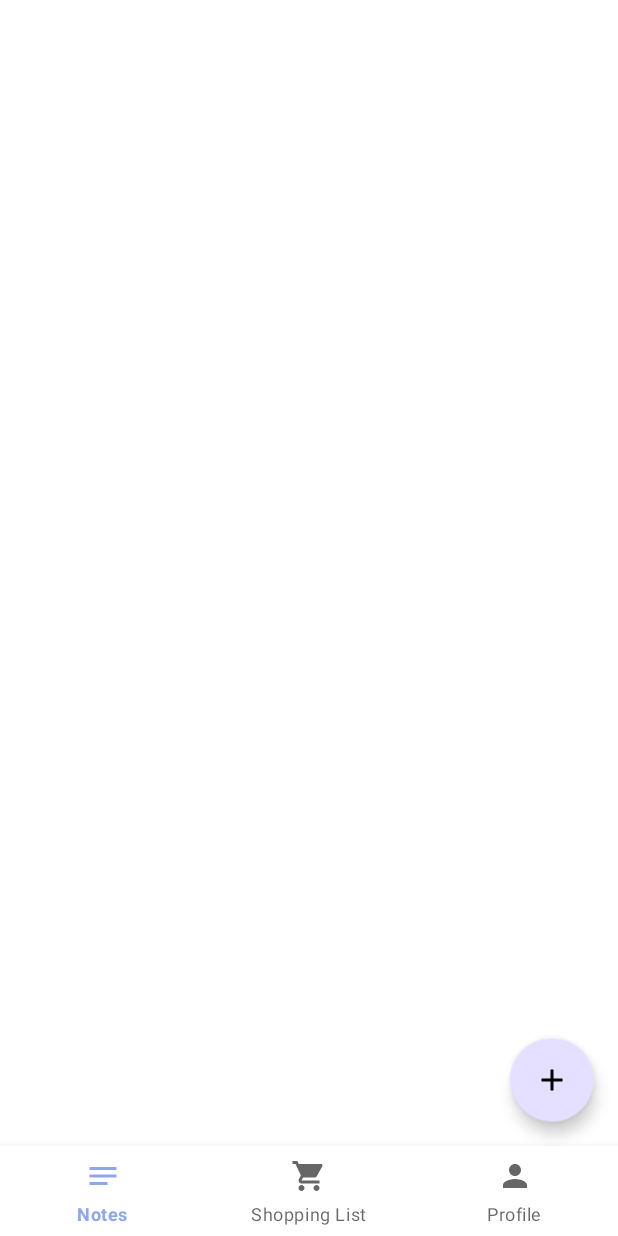
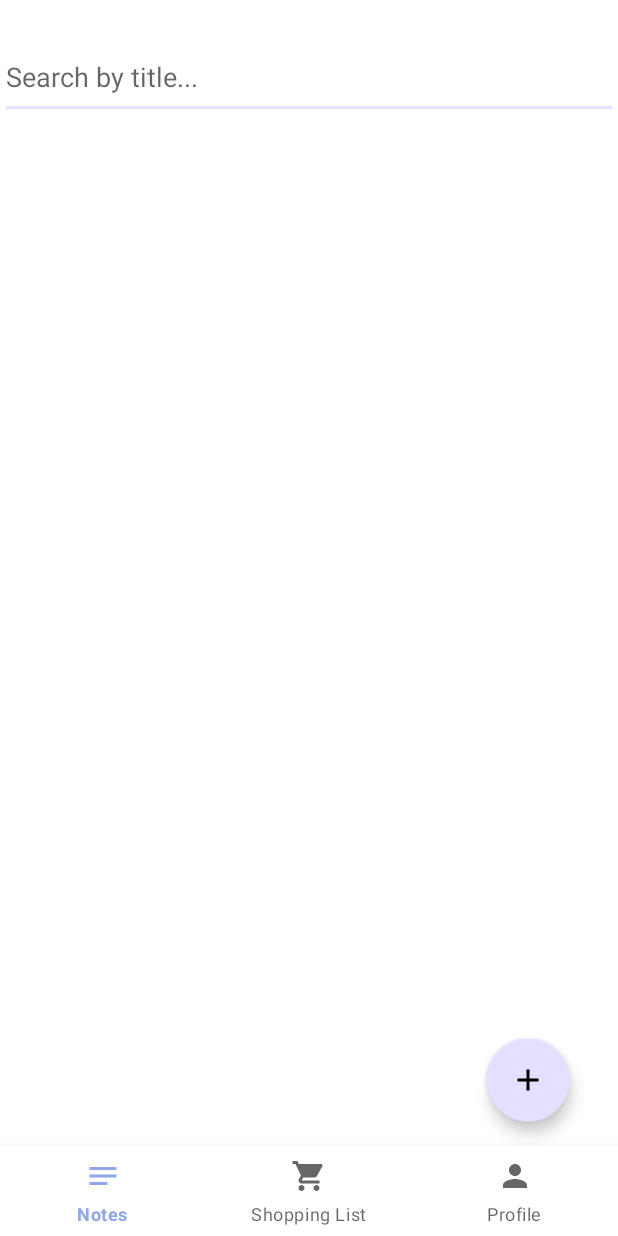
Before and after one commit to NothingToSayInHere/notee, an Android app: the NotesActivity screen opened directly, with no data from a screen before it, on a phone screen of 412 x 824 dp. Run offline under Robolectric (Android 15) with nearby library versions, the phone set to English and light mode, and no system bars; our stand-ins replace Firebase (no records; nobody signed in at launch, a user with empty details on screens opened directly).

Commit message:
add search bar (Lasma)

```diff
--- a/app/src/main/res/layout/activity_notes.xml
+++ b/app/src/main/res/layout/activity_notes.xml
@@ -1,4 +1,5 @@
-<androidx.constraintlayout.widget.ConstraintLayout xmlns:android="http://schemas.android.com/apk/res/android"
+<androidx.constraintlayout.widget.ConstraintLayout
+    xmlns:android="http://schemas.android.com/apk/res/android"
     xmlns:app="http://schemas.android.com/apk/res-auto"
     xmlns:tools="http://schemas.android.com/tools"
     android:layout_width="match_parent"
@@ -14,11 +15,11 @@
         android:contentDescription="FAB"
         app:layout_constraintBottom_toTopOf="@+id/bottomNavigation"
         app:layout_constraintEnd_toEndOf="parent"
-        app:layout_constraintHorizontal_bias="1.0"
         app:layout_constraintStart_toStartOf="parent"
         app:layout_constraintTop_toTopOf="parent"
+        app:srcCompat="@drawable/baseline_add_24"
         app:layout_constraintVertical_bias="1.0"
-        app:srcCompat="@drawable/baseline_add_24" />
+        app:layout_constraintHorizontal_bias="0.95" />
 
     <com.google.android.material.bottomnavigation.BottomNavigationView
         android:id="@+id/bottomNavigation"
@@ -27,25 +28,33 @@
         android:layout_alignParentBottom="true"
         app:layout_constraintBottom_toBottomOf="parent"
         app:layout_constraintEnd_toEndOf="parent"
-        app:layout_constraintHorizontal_bias="1.0"
         app:layout_constraintStart_toStartOf="parent"
-        app:layout_constraintTop_toTopOf="parent"
-        app:layout_constraintVertical_bias="1.0"
         app:menu="@menu/bottom_navigation_menu" />
+
+    <com.google.android.material.textfield.TextInputEditText
+        android:id="@+id/etSearch"
+        android:layout_width="0dp"
+        android:layout_height="55dp"
+        android:layout_marginTop="24dp"
+        android:hint="Search by title..."
+        android:imeOptions="actionDone"
+        android:singleLine="true"
+        app:layout_constraintEnd_toEndOf="parent"
+        app:layout_constraintStart_toStartOf="parent"
+        app:layout_constraintTop_toTopOf="parent" />
 
     <androidx.recyclerview.widget.RecyclerView
         android:id="@+id/rv"
-        android:layout_width="match_parent"
-        android:layout_height="673dp"
+        android:layout_width="0dp"
+        android:layout_height="0dp"
         android:contentDescription="Recycler View"
+        android:paddingTop="5dp"
+        android:paddingBottom="10dp"
         android:scrollbarStyle="outsideOverlay"
-        android:paddingBottom="10dp"
-        android:paddingTop="5dp"
         android:scrollbars="vertical"
         app:layout_constraintBottom_toTopOf="@+id/bottomNavigation"
         app:layout_constraintEnd_toEndOf="parent"
-        app:layout_constraintHorizontal_bias="0.0"
         app:layout_constraintStart_toStartOf="parent"
-        app:layout_constraintTop_toTopOf="parent" />
+        app:layout_constraintTop_toBottomOf="@+id/etSearch" />
 
 </androidx.constraintlayout.widget.ConstraintLayout>
```
